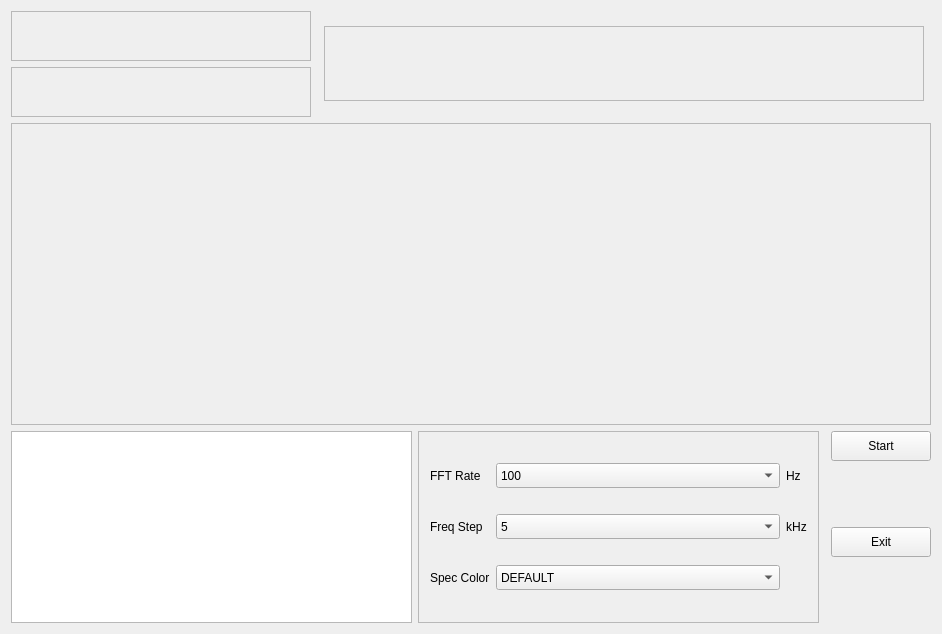
takyonxxx/SdrRtlTuner_Windows_Linux_Macx, file mainwindow.ui: the form before one commit.
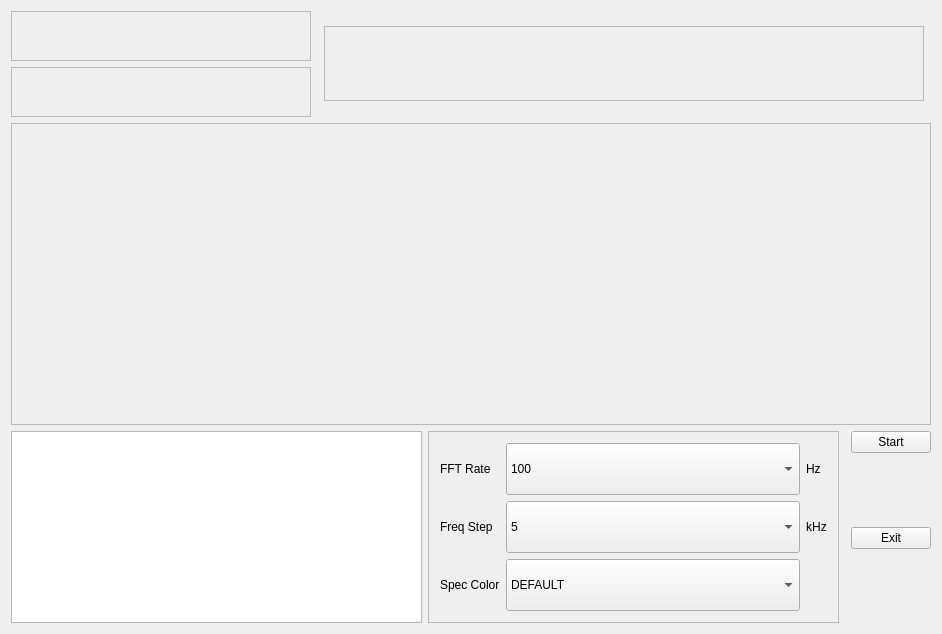
The form after the commit. Icons and pictures are not drawn. Custom widgets are drawn as their Qt base class.

```diff
--- a/mainwindow.ui
+++ b/mainwindow.ui
@@ -193,7 +193,7 @@
            <property name="maximumSize">
             <size>
              <width>16777215</width>
-             <height>25</height>
+             <height>16777215</height>
             </size>
            </property>
            <property name="toolTip">
@@ -268,7 +268,7 @@
            <property name="maximumSize">
             <size>
              <width>16777215</width>
-             <height>25</height>
+             <height>16777215</height>
             </size>
            </property>
            <property name="toolTip">
@@ -342,7 +342,7 @@
            <property name="maximumSize">
             <size>
              <width>16777215</width>
-             <height>25</height>
+             <height>16777215</height>
             </size>
            </property>
            <property name="toolTip">
@@ -456,14 +456,14 @@
        <widget class="QPushButton" name="push_exit">
         <property name="minimumSize">
          <size>
-          <width>100</width>
-          <height>30</height>
+          <width>0</width>
+          <height>0</height>
          </size>
         </property>
         <property name="maximumSize">
          <size>
-          <width>100</width>
-          <height>30</height>
+          <width>16777215</width>
+          <height>16777215</height>
          </size>
         </property>
         <property name="text">
@@ -475,14 +475,14 @@
        <widget class="QPushButton" name="push_connect">
         <property name="minimumSize">
          <size>
-          <width>100</width>
-          <height>30</height>
+          <width>0</width>
+          <height>0</height>
          </size>
         </property>
         <property name="maximumSize">
          <size>
-          <width>100</width>
-          <height>30</height>
+          <width>16777215</width>
+          <height>16777215</height>
          </size>
         </property>
         <property name="text">
```
